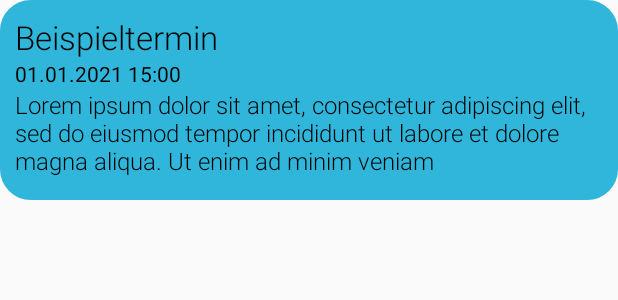
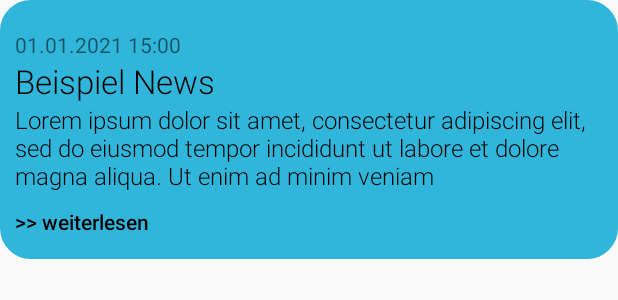
Before and after one commit to lindlar-verbindet/DingensKirchen-Android, an Android app: the layout news_layout.xml on its own in the app's theme, with its tools: preview values and no code run, on a phone screen of 412 x 824 dp. Shown: the top 300 px of the screen. Run offline under Robolectric (Android 15) with nearby library versions, the phone set to English and light mode, and no system bars.

Commit message:
Updated Layout for News

```diff
--- a/app/src/main/res/layout/news_layout.xml
+++ b/app/src/main/res/layout/news_layout.xml
@@ -15,7 +15,7 @@
         app:layout_constraintStart_toStartOf="parent"
         app:layout_constraintTop_toTopOf="parent"
         app:layout_constraintEnd_toEndOf="parent"
-        android:src="@drawable/ic_bench"
+        android:src="@drawable/ic_amusement_park"
         android:scaleType="centerCrop"
         android:visibility="gone"/>
 
@@ -31,19 +31,21 @@
         app:layout_constraintEnd_toEndOf="parent">
 
         <TextView
+            android:id="@+id/news_date"
+            android:layout_width="match_parent"
+            android:layout_height="wrap_content"
+            android:paddingTop="10dp"
+            android:text="01.01.2021 15:00" />
+
+        <TextView
             android:id="@+id/news_title"
             android:layout_width="match_parent"
             android:layout_height="wrap_content"
-            android:text="Beispieltermin"
+            android:text="Beispiel News"
             android:textSize="22sp"
             android:fontFamily="sans-serif-light"
             android:textColor="@color/black"/>
-        <TextView
-            android:id="@+id/news_date"
-            android:layout_width="match_parent"
-            android:layout_height="wrap_content"
-            android:text="01.01.2021 15:00"
-            android:textColor="@color/black"/>
+
         <TextView
             android:id="@+id/news_desc"
             android:layout_width="match_parent"
@@ -52,6 +54,14 @@
             android:textSize="16sp"
             android:fontFamily="sans-serif-light"
             android:textColor="@color/black"/>
+        <TextView
+            android:layout_width="wrap_content"
+            android:layout_height="wrap_content"
+            android:paddingTop="10dp"
+            android:text=">> weiterlesen"
+            android:textStyle="bold"
+            android:textColor="@color/black"
+            android:fontFamily="sans-serif-light" />
     </LinearLayout>
 
     <View
```
Also changed, not shown: app/src/main/java/de/lindlarverbindet/dingenskirchen/activities/NewsActivity.kt (+13 -2 lines).
